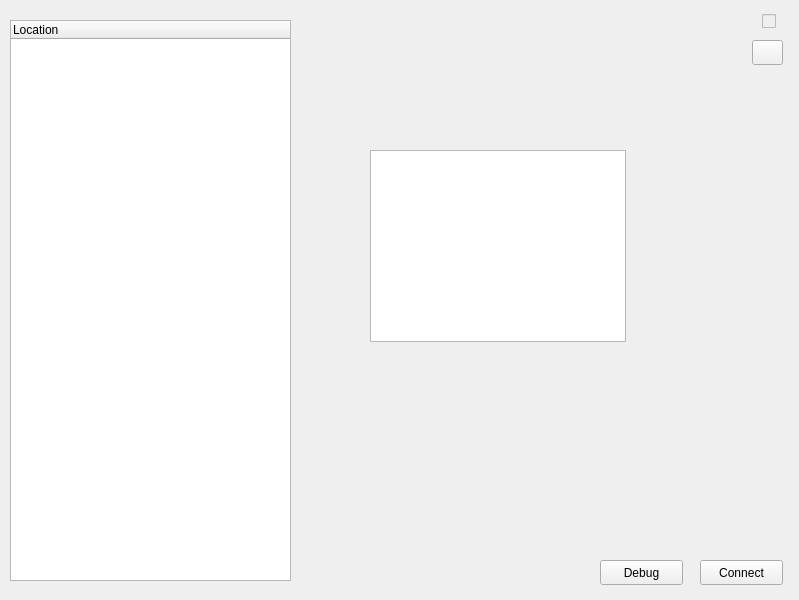
Qt form vizu/norsevpn.ui (bitSheriff/norsevpn) before a commit.
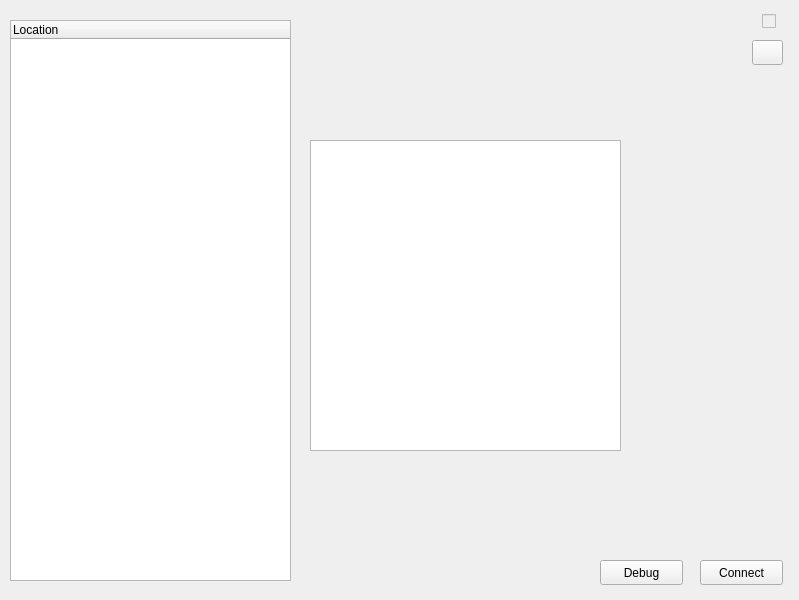
The same form after that commit. Icons and pictures are not drawn.

Commit message: first draft of live status window

```diff
--- a/vizu/norsevpn.ui
+++ b/vizu/norsevpn.ui
@@ -116,10 +116,10 @@
    <widget class="QTextBrowser" name="textBrowser">
     <property name="geometry">
      <rect>
-      <x>370</x>
-      <y>150</y>
-      <width>256</width>
-      <height>192</height>
+      <x>310</x>
+      <y>140</y>
+      <width>311</width>
+      <height>311</height>
      </rect>
     </property>
    </widget>
```
Left out of the diff: 3 changed lines with no effect on the pictures. The commit also changes 2 other files.
